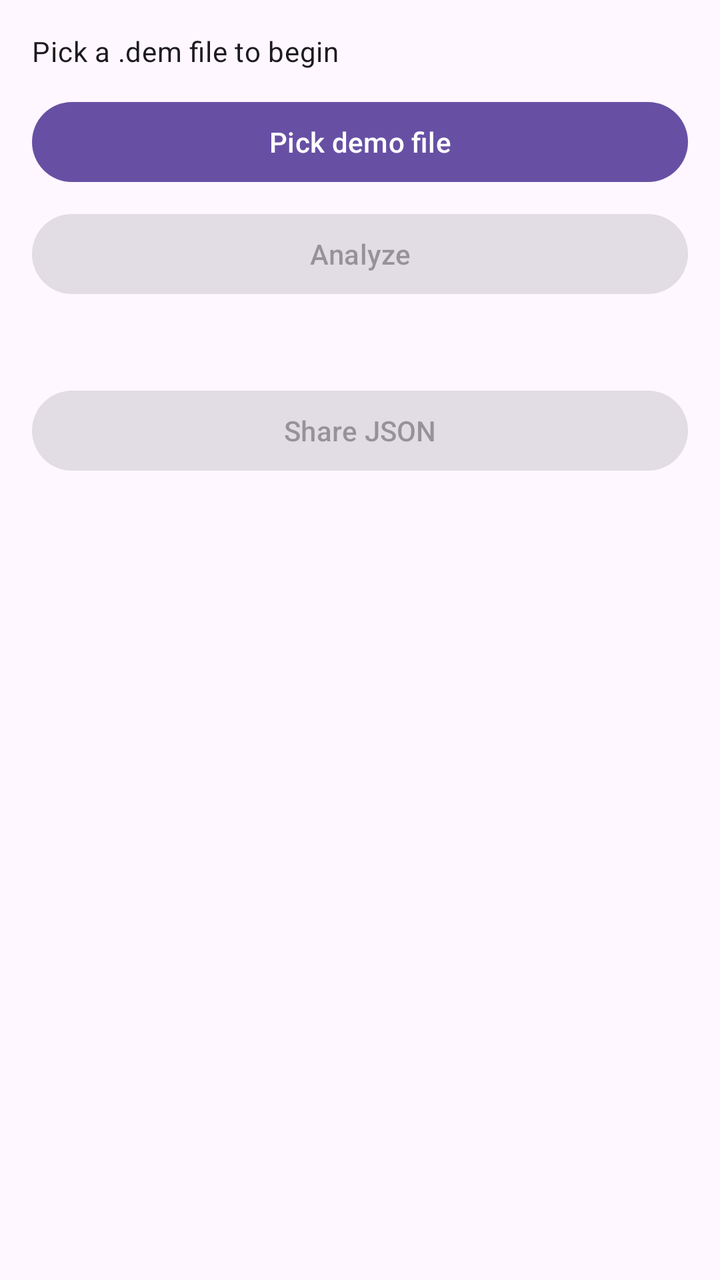
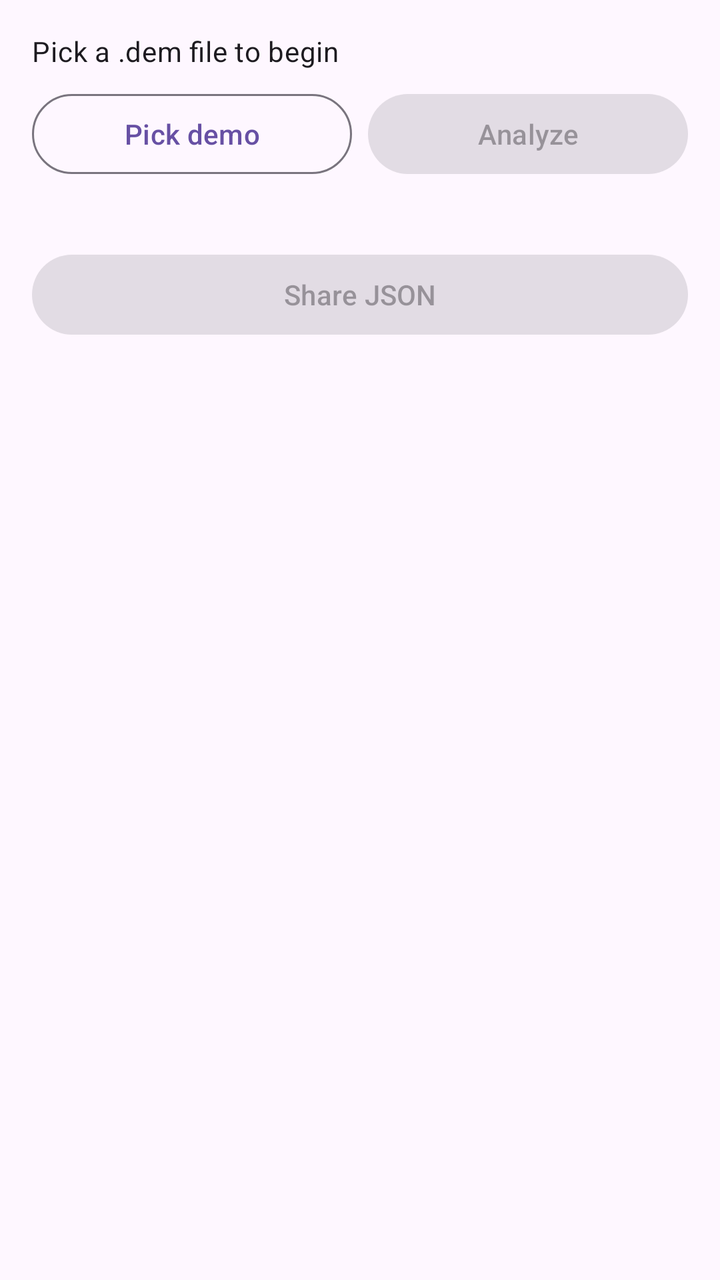

Compare the two renders of this Android layout. The source of the first and the diff that turns it into the second are given below.
<!-- AndroidManifest.xml: application theme Theme.Material3.DayNight.NoActionBar -->
<!-- res/layout/activity_main.xml -->
<?xml version="1.0" encoding="utf-8"?>
<ScrollView xmlns:android="http://schemas.android.com/apk/res/android"
    android:layout_width="match_parent"
    android:layout_height="match_parent"
    android:fillViewport="true">

    <LinearLayout
        android:layout_width="match_parent"
        android:layout_height="wrap_content"
        android:orientation="vertical"
        android:padding="16dp">

        <TextView
            android:id="@+id/fileName"
            android:layout_width="match_parent"
            android:layout_height="wrap_content"
            android:text="@string/idle"
            android:textAppearance="?attr/textAppearanceBodyMedium" />

        <Button
            android:id="@+id/pickButton"
            android:layout_width="match_parent"
            android:layout_height="wrap_content"
            android:layout_marginTop="12dp"
            android:text="@string/pick_demo" />

        <Button
            android:id="@+id/analyzeButton"
            android:layout_width="match_parent"
            android:layout_height="wrap_content"
            android:layout_marginTop="8dp"
            android:enabled="false"
            android:text="@string/analyze" />

        <TextView
            android:id="@+id/progressLabel"
            android:layout_width="match_parent"
            android:layout_height="wrap_content"
            android:layout_marginTop="12dp"
            android:textAppearance="?attr/textAppearanceBodySmall"
            android:visibility="gone" />

        <ProgressBar
            android:id="@+id/progressBar"
            style="?android:attr/progressBarStyleHorizontal"
            android:layout_width="match_parent"
            android:layout_height="wrap_content"
            android:layout_marginTop="4dp"
            android:max="1000"
            android:visibility="gone" />

        <TextView
            android:id="@+id/status"
            android:layout_width="match_parent"
            android:layout_height="wrap_content"
            android:layout_marginTop="16dp"
            android:textIsSelectable="true"
            android:textAppearance="?attr/textAppearanceBodySmall" />

        <Button
            android:id="@+id/shareButton"
            android:layout_width="match_parent"
            android:layout_height="wrap_content"
            android:layout_marginTop="8dp"
            android:enabled="false"
            android:text="@string/share_json" />
    </LinearLayout>
</ScrollView>
<!-- resources referenced by this layout -->
<resources>
  <string name="analyze">Analyze</string>
  <string name="idle">Pick a .dem file to begin</string>
  <string name="pick_demo">Pick demo file</string>
  <string name="share_json">Share JSON</string>
</resources>

<!-- the commit's change to res/layout/activity_main.xml (unified diff, before → after) -->
@@ -1,68 +1,123 @@
 <?xml version="1.0" encoding="utf-8"?>
-<ScrollView xmlns:android="http://schemas.android.com/apk/res/android"
+<LinearLayout xmlns:android="http://schemas.android.com/apk/res/android"
     android:layout_width="match_parent"
     android:layout_height="match_parent"
-    android:fillViewport="true">
+    android:orientation="vertical"
+    android:padding="16dp">
+
+    <TextView
+        android:id="@+id/fileName"
+        android:layout_width="match_parent"
+        android:layout_height="wrap_content"
+        android:text="@string/idle"
+        android:textAppearance="?attr/textAppearanceBodyMedium" />
 
     <LinearLayout
         android:layout_width="match_parent"
         android:layout_height="wrap_content"
-        android:orientation="vertical"
-        android:padding="16dp">
-
-        <TextView
-            android:id="@+id/fileName"
-            android:layout_width="match_parent"
-            android:layout_height="wrap_content"
-            android:text="@string/idle"
-            android:textAppearance="?attr/textAppearanceBodyMedium" />
+        android:layout_marginTop="8dp"
+        android:orientation="horizontal">
 
         <Button
             android:id="@+id/pickButton"
-            android:layout_width="match_parent"
+            style="?attr/materialButtonOutlinedStyle"
+            android:layout_width="0dp"
             android:layout_height="wrap_content"
-            android:layout_marginTop="12dp"
+            android:layout_marginEnd="4dp"
+            android:layout_weight="1"
             android:text="@string/pick_demo" />
 
         <Button
             android:id="@+id/analyzeButton"
+            android:layout_width="0dp"
+            android:layout_height="wrap_content"
+            android:layout_marginStart="4dp"
+            android:layout_weight="1"
+            android:enabled="false"
+            android:text="@string/analyze" />
+    </LinearLayout>
+
+    <TextView
+        android:id="@+id/progressLabel"
+        android:layout_width="match_parent"
+        android:layout_height="wrap_content"
+        android:layout_marginTop="12dp"
+        android:textAppearance="?attr/textAppearanceBodySmall"
+        android:visibility="gone" />
+
+    <ProgressBar
+        android:id="@+id/progressBar"
+        style="?android:attr/progressBarStyleHorizontal"
+        android:layout_width="match_parent"
+        android:layout_height="wrap_content"
+        android:layout_marginTop="4dp"
+        android:max="1000"
+        android:visibility="gone" />
+
+    <TextView
+        android:id="@+id/status"
+        android:layout_width="match_parent"
+        android:layout_height="wrap_content"
+        android:layout_marginTop="8dp"
+        android:textAppearance="?attr/textAppearanceBodySmall" />
+
+    <com.google.android.material.card.MaterialCardView
+        android:id="@+id/demoInfoCard"
+        android:layout_width="match_parent"
+        android:layout_height="wrap_content"
+        android:layout_marginTop="12dp"
+        android:visibility="gone">
+
+        <LinearLayout
             android:layout_width="match_parent"
             android:layout_height="wrap_content"
-            android:layout_marginTop="8dp"
-            android:enabled="false"
-            android:text="@string/analyze" />
+            android:orientation="vertical"
+            android:padding="12dp">
 
-        <TextView
-            android:id="@+id/progressLabel"
-            android:layout_width="match_parent"
-            android:layout_height="wrap_content"
-            android:layout_marginTop="12dp"
-            android:textAppearance="?attr/textAppearanceBodySmall"
-            android:visibility="gone" />
+            <TextView
+                android:id="@+id/infoMap"
+                android:layout_width="match_parent"
+                android:layout_height="wrap_content"
+                android:textAppearance="?attr/textAppearanceTitleMedium" />
 
-        <ProgressBar
-            android:id="@+id/progressBar"
-            style="?android:attr/progressBarStyleHorizontal"
-            android:layout_width="match_parent"
-            android:layout_height="wrap_content"
-            android:layout_marginTop="4dp"
-            android:max="1000"
-            android:visibility="gone" />
+            <TextView
+                android:id="@+id/infoDetails"
+                android:layout_width="match_parent"
+                android:layout_height="wrap_content"
+                android:layout_marginTop="4dp"
+                android:textAppearance="?attr/textAppearanceBodySmall" />
 
-        <TextView
-            android:id="@+id/status"
-            android:layout_width="match_parent"
-            android:layout_height="wrap_content"
-            android:layout_marginTop="16dp"
-            android:textIsSelectable="true"
-            android:textAppearance="?attr/textAppearanceBodySmall" />
+            <TextView
+                android:id="@+id/infoCounts"
+                android:layout_width="match_parent"
+                android:layout_height="wrap_content"
+                android:layout_marginTop="4dp"
+                android:textAppearance="?attr/textAppearanceBodySmall" />
+        </LinearLayout>
+    </com.google.android.material.card.MaterialCardView>
 
-        <Button
-            android:id="@+id/shareButton"
-            android:layout_width="match_parent"
-            android:layout_height="wrap_content"
-            android:layout_marginTop="8dp"
-            android:enabled="false"
-            android:text="@string/share_json" />
-    </LinearLayout>
-</ScrollView>
+    <TextView
+        android:id="@+id/detectionsHeader"
+        android:layout_width="match_parent"
+        android:layout_height="wrap_content"
+        android:layout_marginTop="12dp"
+        android:text="@string/detections"
+        android:textAppearance="?attr/textAppearanceTitleSmall"
+        android:visibility="gone" />
+
+    <androidx.recyclerview.widget.RecyclerView
+        android:id="@+id/detectionsList"
+        android:layout_width="match_parent"
+        android:layout_height="0dp"
+        android:layout_marginTop="4dp"
+        android:layout_weight="1"
+        android:visibility="gone" />
+
+    <Button
+        android:id="@+id/shareButton"
+        android:layout_width="match_parent"
+        android:layout_height="wrap_content"
+        android:layout_marginTop="8dp"
+        android:enabled="false"
+        android:text="@string/share_json" />
+</LinearLayout>
<!-- resource entries referenced after the edit -->
@@ -1,8 +1,9 @@
 <!-- resources referenced by this layout -->
 <resources>
   <string name="analyze">Analyze</string>
+  <string name="detections">Detections</string>
   <string name="idle">Pick a .dem file to begin</string>
-  <string name="pick_demo">Pick demo file</string>
+  <string name="pick_demo">Pick demo</string>
   <string name="share_json">Share JSON</string>
 </resources>
 
